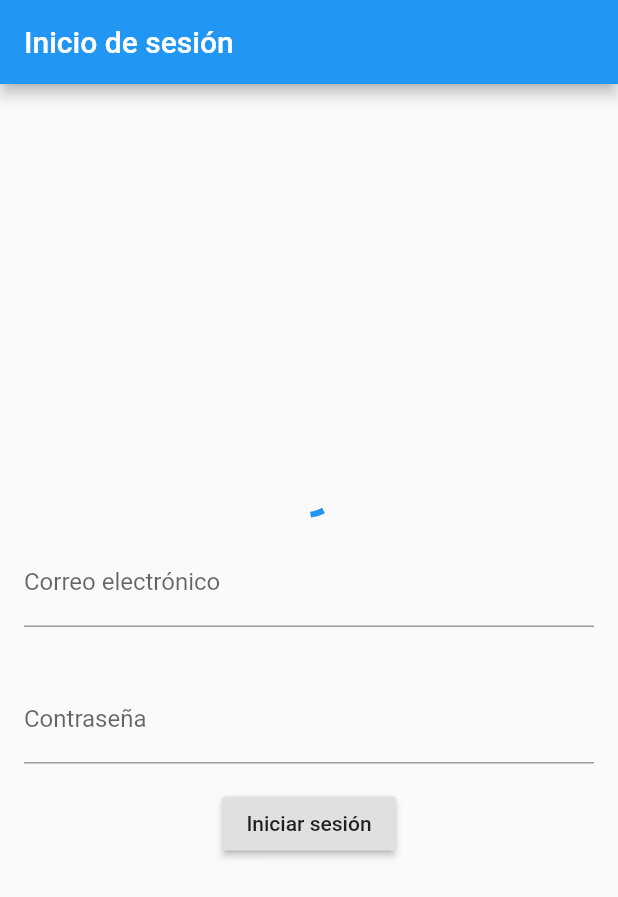
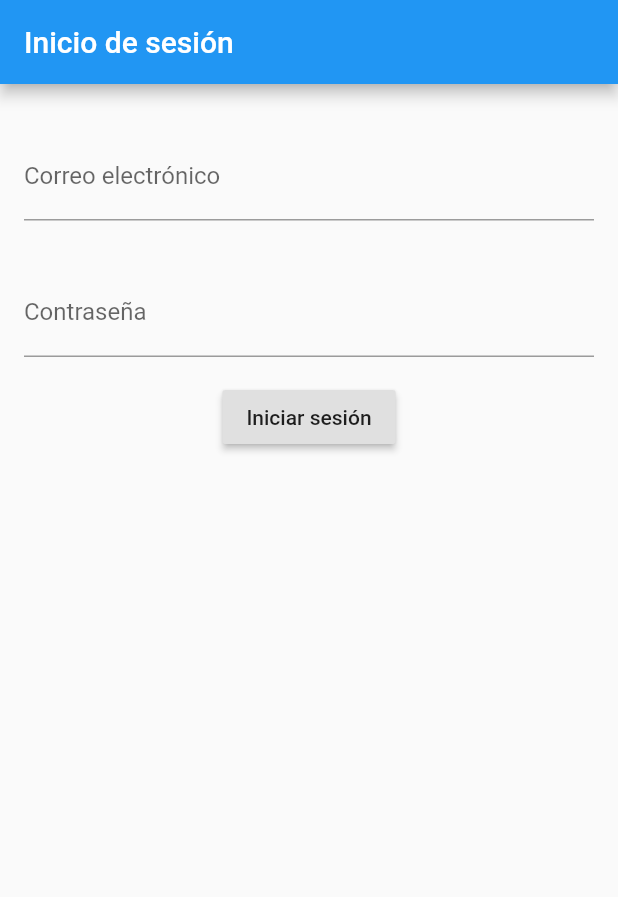
Before and after one commit to parzibyte/punto_de_venta, a Flutter app: the screen it shows after launch, on a phone screen of 412 x 824 dp. Shown: the top 897 px of the screen. Run offline on Flutter 3.47's test engine with Material 2 defaults, Android fonts, the phone set to English and light mode, and no system bars.

```diff
--- a/lib/main.dart
+++ b/lib/main.dart
@@ -72,7 +72,7 @@ class MyHomePage extends StatefulWidget {
 class _MyHomePageState extends State<MyHomePage> {
   final TextEditingController _email = TextEditingController();
   final TextEditingController _password = TextEditingController();
-  Future<String> _futureAlbum;
+  Future<String> _futureLogin;
 
   @override
   Widget build(BuildContext context) {
@@ -106,10 +106,11 @@ class _MyHomePageState extends State<MyHomePage> {
           // center the children vertically; the main axis here is the vertical
           // axis because Columns are vertical (the cross axis would be
           // horizontal).
-          mainAxisAlignment: MainAxisAlignment.center,
+          mainAxisAlignment: MainAxisAlignment.start,
           children: <Widget>[
-            FutureBuilder<String>(
-              future: _futureAlbum,
+            (_futureLogin != null)
+                ? FutureBuilder<String>(
+                    future: _futureLogin,
                     builder: (context, snapshot) {
                       if (snapshot.hasData) {
                         return Text(snapshot.data);
@@ -118,7 +119,8 @@ class _MyHomePageState extends State<MyHomePage> {
                       }
                       return CircularProgressIndicator();
                     },
-            ),
+                  )
+                : Text(""),
             Padding(
               padding: EdgeInsets.all(16.0),
               child: TextField(
@@ -137,13 +139,11 @@ class _MyHomePageState extends State<MyHomePage> {
                 obscureText: true, /* <-- Aquí */
               ),
             ),
-            Builder(
-              builder: (context) =>
             RaisedButton(
               child: Text('Iniciar sesión'),
               onPressed: () {
                 setState(() {
-                        _futureAlbum = hacerLogin(_email.text, _password.text);
+                  _futureLogin = hacerLogin(_email.text, _password.text);
                 });
 //                  final scaffold = Scaffold.of(context);
 //                  scaffold.showSnackBar(
@@ -153,7 +153,6 @@ class _MyHomePageState extends State<MyHomePage> {
 //                  );
               },
             ),
-            )
           ],
         ),
       ), // This trailing comma makes auto-formatting nicer for build methods.
```
Lines whose indentation alone changed are shown as unchanged.
